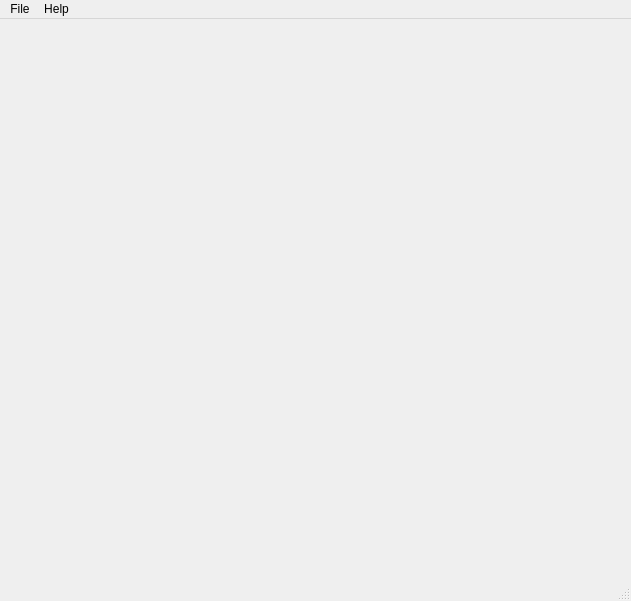
tisaconundrum2/PySAT-GUI, file point_spectra_gui/ui/UI Files/MainWindow.ui: the form before one commit.
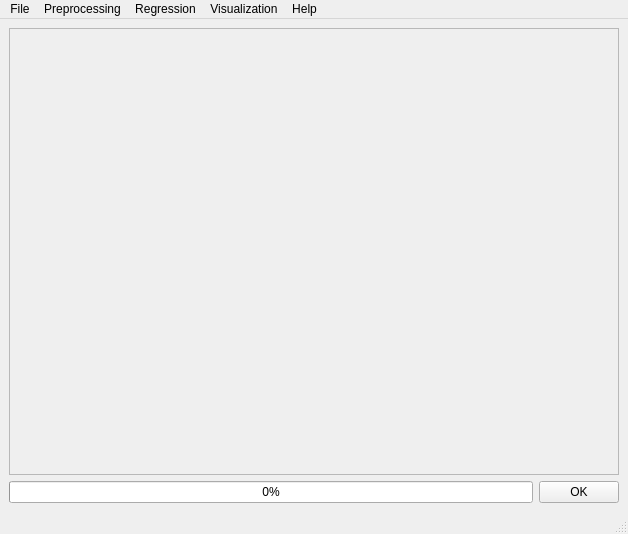
The form after the commit.

```diff
--- a/point_spectra_gui/ui/UI Files/MainWindow.ui
+++ b/point_spectra_gui/ui/UI Files/MainWindow.ui
@@ -6,20 +6,61 @@
    <rect>
     <x>0</x>
     <y>0</y>
-    <width>631</width>
-    <height>601</height>
+    <width>628</width>
+    <height>534</height>
    </rect>
   </property>
   <property name="windowTitle">
    <string>MainWindow</string>
   </property>
-  <widget class="QWidget" name="centralwidget"/>
+  <widget class="QWidget" name="centralwidget">
+   <layout class="QVBoxLayout" name="verticalLayout">
+    <item>
+     <widget class="QScrollArea" name="scrollArea">
+      <property name="widgetResizable">
+       <bool>true</bool>
+      </property>
+      <widget class="QWidget" name="scrollAreaWidgetContents">
+       <property name="geometry">
+        <rect>
+         <x>0</x>
+         <y>0</y>
+         <width>608</width>
+         <height>442</height>
+        </rect>
+       </property>
+      </widget>
+     </widget>
+    </item>
+    <item>
+     <layout class="QHBoxLayout" name="progress_OK">
+      <item>
+       <widget class="QProgressBar" name="progressBar">
+        <property name="value">
+         <number>0</number>
+        </property>
+        <property name="format">
+         <string>%p%</string>
+        </property>
+       </widget>
+      </item>
+      <item>
+       <widget class="QPushButton" name="pushButton">
+        <property name="text">
+         <string>OK</string>
+        </property>
+       </widget>
+      </item>
+     </layout>
+    </item>
+   </layout>
+  </widget>
   <widget class="QMenuBar" name="menubar">
    <property name="geometry">
     <rect>
      <x>0</x>
      <y>0</y>
-     <width>631</width>
+     <width>628</width>
      <height>21</height>
     </rect>
    </property>
@@ -27,8 +68,49 @@
     <property name="title">
      <string>File</string>
     </property>
-    <addaction name="actionTest"/>
-    <addaction name="actionTest_2"/>
+    <addaction name="actionRead_ChemCam_Data"/>
+    <addaction name="actionLoad_Data"/>
+    <addaction name="actionSet_Output_Path"/>
+    <addaction name="separator"/>
+    <addaction name="actionSave_Current_Data"/>
+    <addaction name="separator"/>
+    <addaction name="actionCreate_New_Workflow"/>
+    <addaction name="actionRestore_Workflow"/>
+    <addaction name="actionSave_Current_Workflow"/>
+    <addaction name="separator"/>
+    <addaction name="actionExit"/>
+   </widget>
+   <widget class="QMenu" name="menuPreprocessing">
+    <property name="title">
+     <string>Preprocessing</string>
+    </property>
+    <addaction name="actionRemove_Rows"/>
+    <addaction name="actionSplit_Data"/>
+    <addaction name="actionInterpolate"/>
+    <addaction name="actionRemove_Baseline"/>
+    <addaction name="actionApply_Mask"/>
+    <addaction name="actionPeak_Areas"/>
+    <addaction name="actionMultiply_by_Vector"/>
+    <addaction name="actionNormalization"/>
+    <addaction name="actionDimensionality_Reduction"/>
+    <addaction name="actionStratified_Folds"/>
+   </widget>
+   <widget class="QMenu" name="menuRegression">
+    <property name="title">
+     <string>Regression</string>
+    </property>
+    <addaction name="actionCross_Validation"/>
+    <addaction name="actionTrain"/>
+    <addaction name="actionSubmodel_Predict"/>
+    <addaction name="actionPredict"/>
+   </widget>
+   <widget class="QMenu" name="menuVisualization">
+    <property name="title">
+     <string>Visualization</string>
+    </property>
+    <addaction name="actionPlot"/>
+    <addaction name="actionPlot_Spectra"/>
+    <addaction name="actionPlot_ICA_PCA"/>
    </widget>
    <widget class="QMenu" name="menuHelp">
     <property name="title">
@@ -36,6 +118,9 @@
     </property>
    </widget>
    <addaction name="menuFile"/>
+   <addaction name="menuPreprocessing"/>
+   <addaction name="menuRegression"/>
+   <addaction name="menuVisualization"/>
    <addaction name="menuHelp"/>
   </widget>
   <widget class="QStatusBar" name="statusbar"/>
```
Left out of the diff: 135 changed lines with no effect on the pictures.
